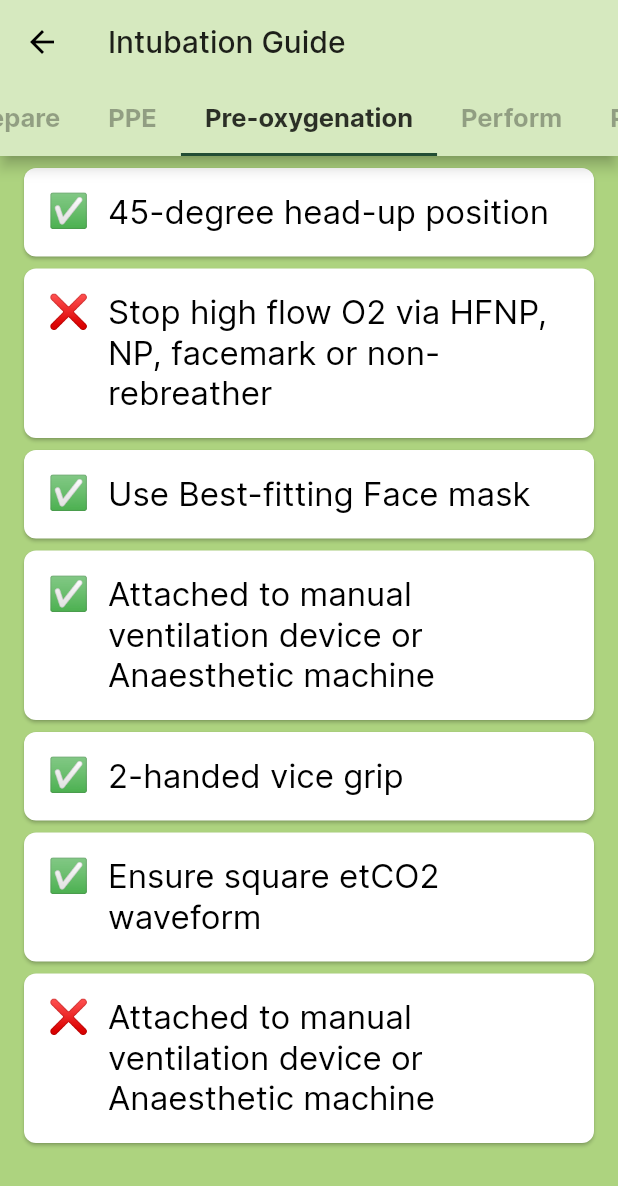
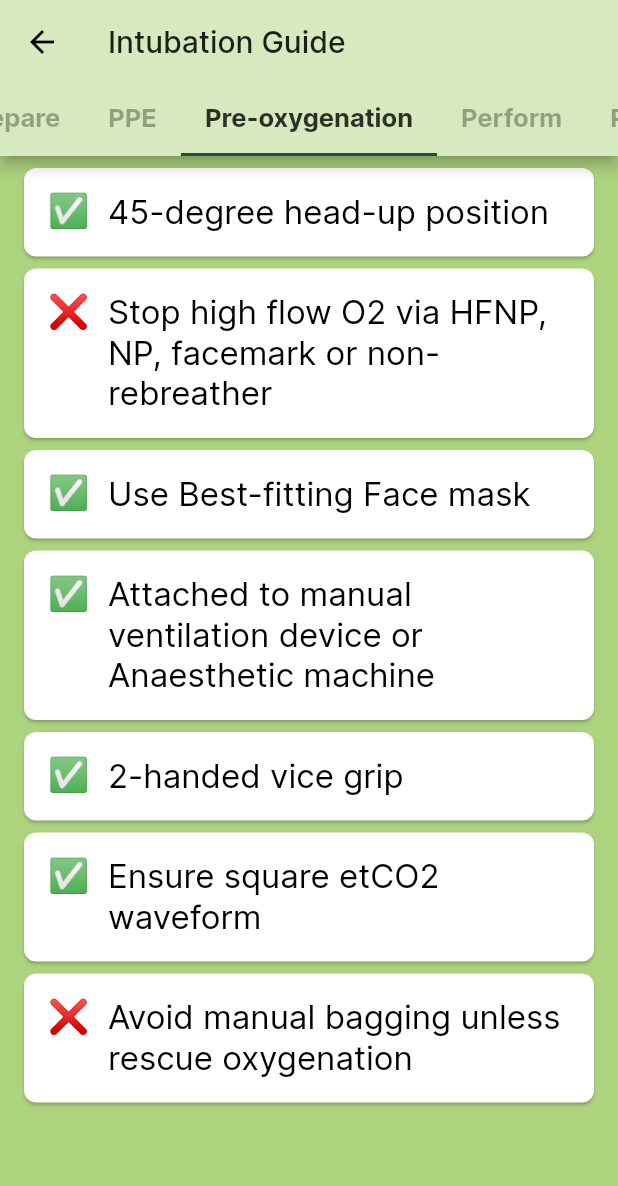
Before and after one commit to Western-Health-Covid19-Collaboration/wh_covid19_app, a Flutter app: the IntubationGuidancePage screen opened by its route, tab 4 chosen, on a phone screen of 412 x 824 dp. Shown: the top 1186 px of the screen. Run offline on Flutter 3.47's test engine with Material 2 defaults, Android fonts, the phone set to English and light mode, and no system bars; our stand-ins replace chewie, flutter_svg, flutter_widget_from_html, package_info, shared_preferences, video_player; missing offline and left inert: matrix_gesture_detector; accounts and stored records are empty; project files that could hold a hidden picture were left out.

Commit message:
minor fixes for #133

```diff
--- a/lib/hard_data.dart
+++ b/lib/hard_data.dart
@@ -279,8 +279,7 @@ const List<IntubationContent> intubationGuide = [
           'Attached to manual ventilation device or Anaesthetic machine'),
       IntubationItem('2-handed vice grip'),
       IntubationItem('Ensure square etCO2 waveform'),
-      IntubationItem(
-          'Attached to manual ventilation device or Anaesthetic machine',
+      IntubationItem('Avoid manual bagging unless rescue oxygenation',
           icon: '❌'),
     ])
   ]),
--- a/lib/style.dart
+++ b/lib/style.dart
@@ -12,6 +12,7 @@ abstract class AppColors {
   static const Color backgroundBrown = Color(0xffd3ca92);
   static const Color majorText = blackAlpha900;
   static const Color minorText = blackAlpha600;
+  static const Color tabBarDeselectedText = Color.fromRGBO(0, 0, 0, 0.32);
 
   static const Color appBarIcon = blackAlpha900;
   static const Color homeAppBarIcon = Colors.white;
--- a/lib/view/intubation/guidance/intubation_guidance_page.dart
+++ b/lib/view/intubation/guidance/intubation_guidance_page.dart
@@ -19,7 +19,7 @@ class IntubationGuidancePage extends StatelessWidget {
           bottom: TabBar(
             labelColor: AppColors.blackAlpha800,
             labelStyle: AppStyles.textSemiBold,
-            unselectedLabelColor: AppColors.blackAlpha800.withOpacity(0.32),
+            unselectedLabelColor: AppColors.tabBarDeselectedText,
             indicatorColor: AppColors.green900,
             tabs: intubationGuide.map((e) => Tab(text: e.name)).toList(),
             isScrollable: true,
--- a/lib/view/view_templates/intubation_content_view_template.dart
+++ b/lib/view/view_templates/intubation_content_view_template.dart
@@ -58,7 +58,7 @@ class IntubationContentViewTemplate extends StatelessWidget {
                 padding: const EdgeInsets.fromLTRB(16, 24, 16, 0),
                 child: Text(item.name, style: AppStyles.textH4));
           } else {
-            throw 'Invalid IntubationContent item type $item';
+            throw Exception('Invalid IntubationContent item type $item');
           }
         },
       ),
```
